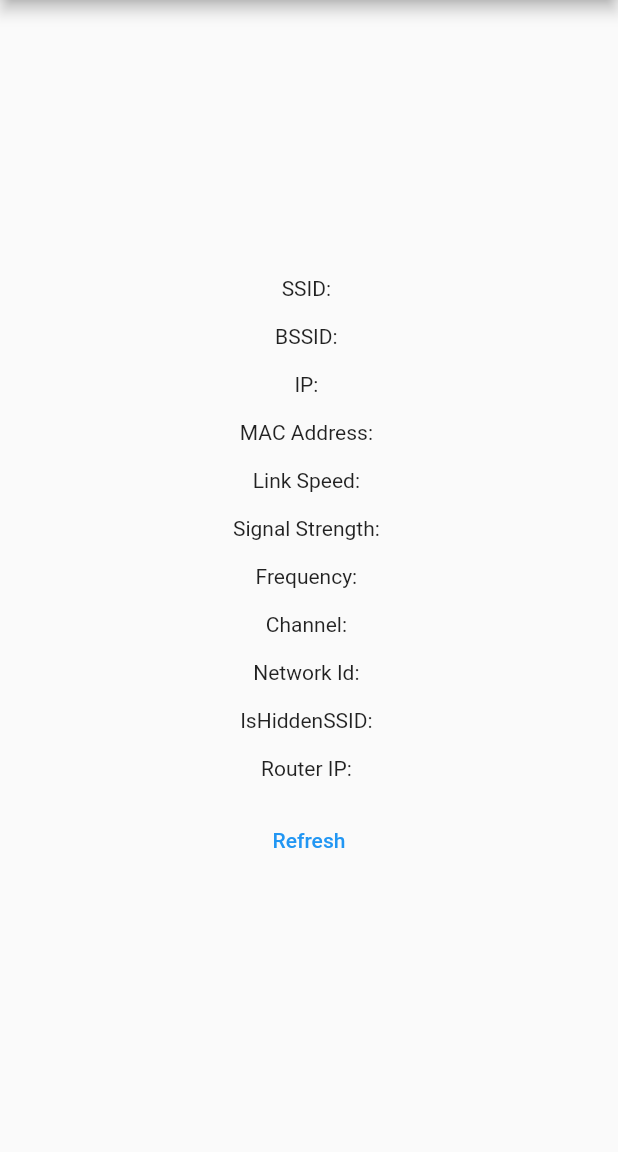
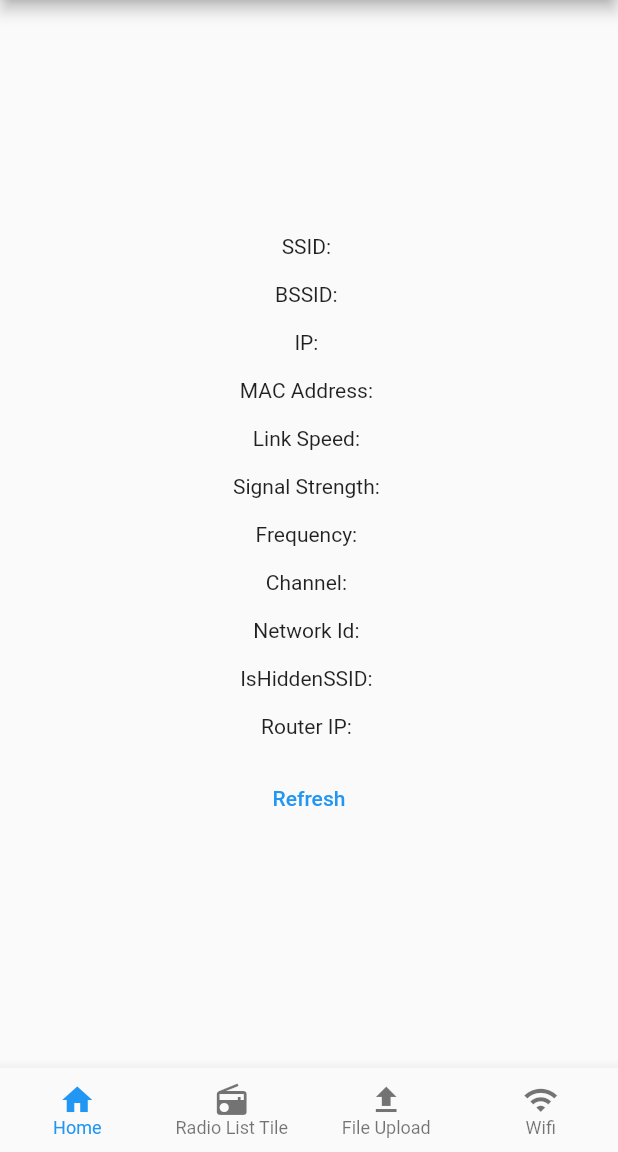
Before and after one commit to tishan007/flutter_practice, a Flutter app: the screen it shows after launch, on a phone screen of 412 x 824 dp, the part 84-1236 px from its top. Run offline on Flutter 3.47's test engine with Material 2 defaults, Android fonts, the phone set to English and light mode, and no system bars; our stand-ins replace connectivity_plus, file_picker, toast; missing offline and left inert: system_settings, wifi_connection.

```diff
--- a/lib/main.dart
+++ b/lib/main.dart
@@ -25,6 +25,14 @@ class _MyAppState extends State<MyApp> {
   ConnectivityResult _connectionStatus = ConnectivityResult.none;
   final Connectivity _connectivity = Connectivity();
   StreamSubscription<ConnectivityResult> _connectivitySubscription;
+
+  var _currentIndex = 0;
+  final pages = [
+    WifiConnectionPage(),
+    PopUpRadioListTile(),
+    FileUpload(),
+    WifiConnectionPage(),
+  ];
 
   @override
   void initState() {
@@ -105,11 +113,49 @@ class _MyAppState extends State<MyApp> {
         ),
         body: Center(
             //child: PopUpRadioListTile(),
-            child: WifiConnectionPage(),
+            child: (_currentIndex==0) ? WifiConnectionPage() : pages[_currentIndex],
             //child: FileUpload(),
             //child: Text('Connection Status: ${_connectionStatus.toString()}'),
         ),
+        bottomNavigationBar: _buildBottomNavigationBar(),
       ),
+    );
+  }
+
+  _buildBottomNavigationBar() {
+    return BottomNavigationBar(
+      currentIndex: _currentIndex,
+      type: BottomNavigationBarType.fixed,
+      selectedItemColor: Colors.blue,
+      selectedFontSize: 12,
+      unselectedFontSize: 12,
+      //selectedLabelStyle: Utils.bottomBarTextStyle,
+      //unselectedLabelStyle: Utils.bottomBarTextStyle,
+      items: [
+        BottomNavigationBarItem(
+          icon: Icon(Icons.home),
+          label: 'Home',
+        ),
+        BottomNavigationBarItem(
+          icon: Icon(Icons.radio),
+          label: 'Radio List Tile',
+        ),
+        BottomNavigationBarItem(
+          icon: Icon(Icons.file_upload),
+          label: 'File Upload',
+        ),
+        BottomNavigationBarItem(
+          icon: Icon(Icons.wifi),
+          label: 'Wifi',
+        ),
+
+      ],
+      onTap: (index) {
+        setState(() {
+          _currentIndex = index;
+        });
+      },
+
     );
   }
 
```
